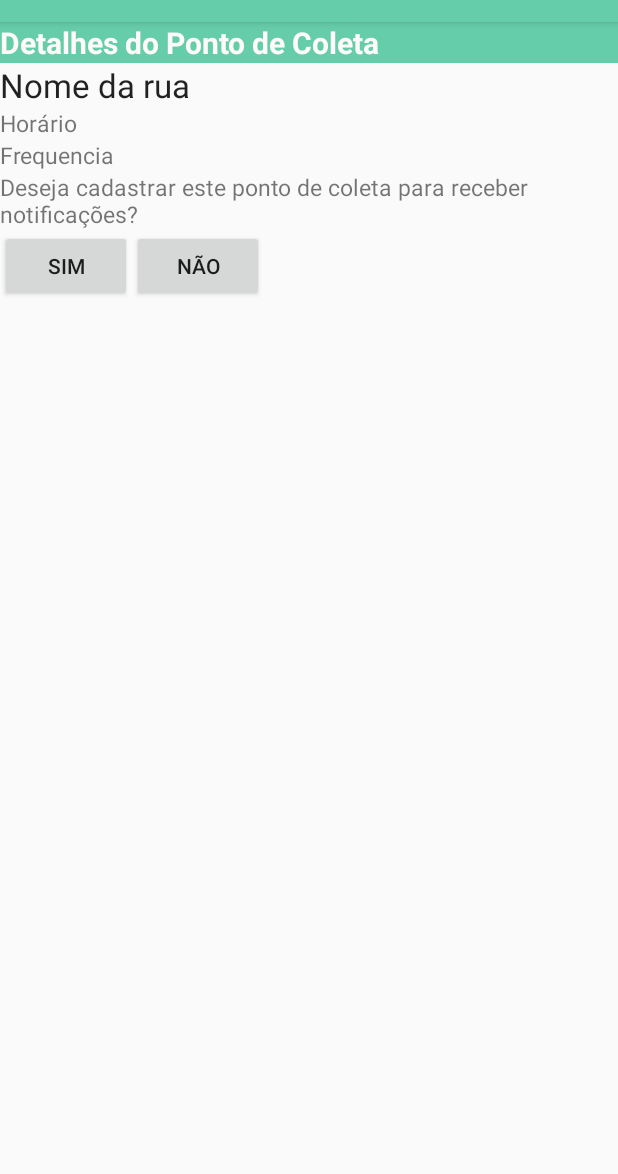
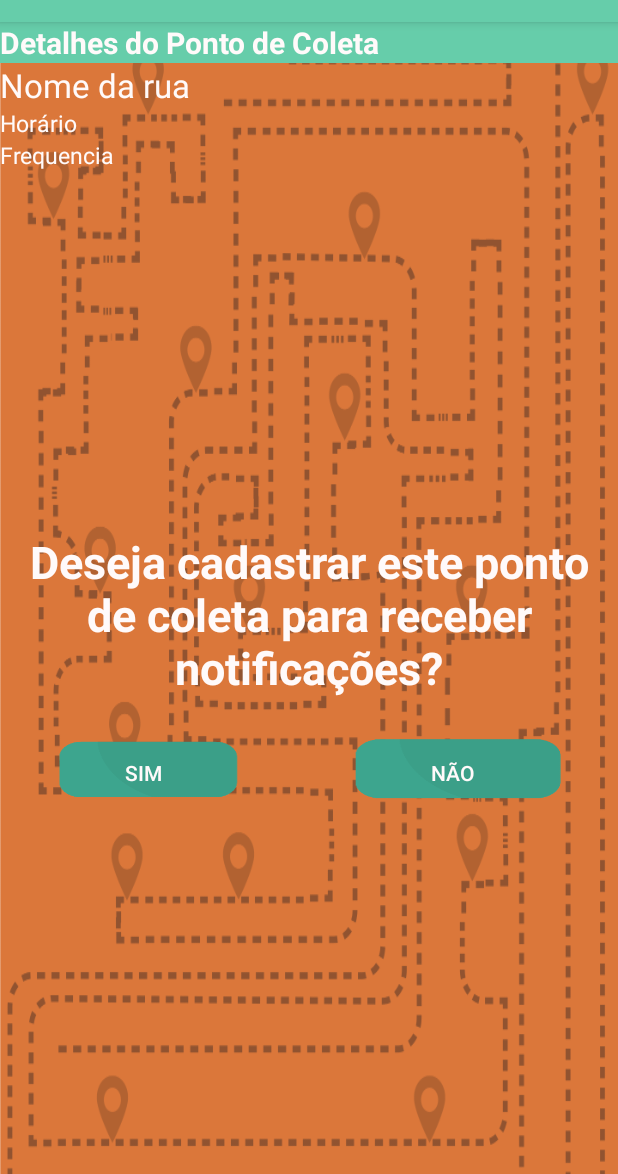
Before and after one commit to erikapessoa/WebColeta, an Android app: the GarbagePlaceDetailActivity screen opened directly, with no data from a screen before it, on a phone screen of 412 x 824 dp, the part 62-1236 px from its top. Run offline under Robolectric (Android 15) with nearby library versions, the phone set to English and light mode, and no system bars.

Commit message:
newArte
add algumas artes

```diff
--- a/app/src/main/java/com/example/anderson/webcoleta/GarbagePlaceListActivity.java
+++ b/app/src/main/java/com/example/anderson/webcoleta/GarbagePlaceListActivity.java
@@ -87,7 +87,7 @@ public class GarbagePlaceListActivity extends AppCompatActivity {
     private void addListFooter() {
         final int PADDING = 10;
         TextView txtHeader = new TextView(this);
-        txtHeader.setBackgroundColor(Color.BLUE);
+        txtHeader.setBackgroundColor(Color.GRAY);
         txtHeader.setTextColor(Color.WHITE);
         txtHeader.setText(R.string.list_header_text);
         txtHeader.setPadding(PADDING, PADDING, 0, PADDING);
@@ -102,7 +102,7 @@ public class GarbagePlaceListActivity extends AppCompatActivity {
                 R.plurals.list_header_plural,
                 mGarbagePlacesAdapter.getCount(),
                 mGarbagePlacesAdapter.getCount()));
-        txtFooter.setBackgroundColor(Color.BLUE);
+       // txtFooter.setBackgroundColor(Color.BLUE);
         txtFooter.setGravity(Gravity.LEFT);
         txtFooter.setPadding(0, PADDING, PADDING, PADDING);
         mListGarbagePlaces.addFooterView(txtFooter);
--- a/app/src/main/java/com/example/anderson/webcoleta/SearchActivity.java
+++ b/app/src/main/java/com/example/anderson/webcoleta/SearchActivity.java
@@ -24,7 +24,6 @@ public class SearchActivity extends AppCompatActivity {
     protected void onCreate(Bundle savedInstanceState) {
         super.onCreate(savedInstanceState);
         setContentView(R.layout.activity_search);
-
 
         spinnerT = (Spinner)findViewById(R.id.spinner1);
         ArrayAdapter<String> adapterT = new ArrayAdapter<String>(this, android.R.layout.simple_spinner_item, itensTurno);
--- a/app/src/main/res/layout/activity_garbage_place_detail.xml
+++ b/app/src/main/res/layout/activity_garbage_place_detail.xml
@@ -3,7 +3,12 @@
     android:layout_width="match_parent"
     android:layout_height="match_parent"
     android:orientation="vertical"
-    xmlns:android="http://schemas.android.com/apk/res/android">
+    android:background="@drawable/planodefundo"
+    xmlns:android="http://schemas.android.com/apk/res/android"
+    android:weightSum="1">
+
+
+
 
     <TextView
         android:layout_width="match_parent"
@@ -15,23 +20,27 @@
         android:elegantTextHeight="true"
         android:text="@string/title_garbage_place_detail"/>
 
-    <ImageView
-        android:layout_width="wrap_content"
-        android:layout_height="wrap_content"/>
-    <!-- android:background="@drawable/base"-->
-
+    <!--  <ImageView
+          android:id="@+id/imageView"
+          android:layout_width="238dp"
+          android:layout_height="177dp"
+          android:background="@drawable/base" />
+  -->
       <TextView
           android:layout_width="match_parent"
           android:layout_height="wrap_content"
           android:textAppearance="?android:attr/textAppearanceLarge"
           android:id="@+id/txt_garbage_place_street"
-        android:text="@string/gpd_street"/>
+          android:text="@string/gpd_street"
+          android:textColor="@color/colorSnow"
+          />
 
       <TextView
           android:layout_width="wrap_content"
           android:layout_height="wrap_content"
           android:textSize="15dp"
           android:id="@+id/txt_garbage_place_interval"
+          android:textColor="@color/colorSnow"
           android:text="@string/gpd_interval"/>
 
       <TextView
@@ -39,32 +48,47 @@
           android:layout_height="wrap_content"
           android:textSize="15dp"
           android:id="@+id/txt_garbage_place_frequency"
+          android:textColor="@color/colorSnow"
           android:text="@string/gpd_frequency"/>
+
+      <TextView
+          android:layout_width="match_parent"
+          android:layout_height="wrap_content"
+          android:textSize="180dp"
+
+  />
 
       <TextView
           android:layout_width="wrap_content"
           android:layout_height="wrap_content"
-        android:textSize="15dp"
+          android:textSize="30dp"
+          android:textColor="@color/colorSnow"
           android:id="@+id/txt_garbage_place_register"
+          android:textAlignment="center"
+          android:textStyle="bold"
           android:text="@string/gpd_register"/>
 
       <LinearLayout
           android:layout_width="wrap_content"
-        android:layout_height="wrap_content">
+          android:layout_height="97dp">
 
           <Button
               android:id="@+id/register_garbage_place_button"
-            android:layout_width="wrap_content"
-            android:layout_height="wrap_content"
+              android:layout_width="191dp"
+              android:layout_height="93dp"
+              android:background="@drawable/botao"
+              android:onClick="registerGarbagePlaceNotification"
               android:text="@string/gpd_button_register"
-            android:onClick="registerGarbagePlaceNotification"/>
+              android:textColor="@color/colorSnow" />
 
           <Button
               android:id="@+id/cancel_garbage_place_button"
               android:layout_width="wrap_content"
-            android:layout_height="wrap_content"
+              android:layout_height="99dp"
+              android:background="@drawable/botao"
+              android:onClick="cancelGarbagePlaceNotification"
               android:text="@string/gpd_button_cancel"
-            android:onClick="cancelGarbagePlaceNotification"/>
+              android:textColor="@color/colorSnow" />
 
       </LinearLayout>
 
--- a/app/src/main/res/layout/activity_garbage_place_list.xml
+++ b/app/src/main/res/layout/activity_garbage_place_list.xml
@@ -9,7 +9,9 @@
     <ListView
         android:layout_width="match_parent"
         android:layout_height="match_parent"
-        android:id="@+id/list_garbage_places"></ListView>
+        android:id="@+id/list_garbage_places">
+
+    </ListView>
 
     <TextView android:layout_width="wrap_content"
         android:layout_height="wrap_content"
--- a/app/src/main/res/layout/activity_search.xml
+++ b/app/src/main/res/layout/activity_search.xml
@@ -12,6 +12,7 @@
         android:layout_width="40dp"
         android:layout_height="wrap_content"
         android:text="Turno"
+        android:textStyle="bold"
         android:layout_marginStart="32dp"
         android:layout_marginBottom="30dp"
         android:layout_alignBottom="@+id/spinner1"
@@ -25,7 +26,7 @@
         android:layout_marginRight="58dp"
         android:layout_marginTop="24dp"
         android:layout_alignParentTop="true"
-        android:layout_centerHorizontal="true" />
+        android:layout_toEndOf="@+id/textView2" />
 
 
 
@@ -35,11 +36,11 @@
         android:layout_width="50dp"
         android:layout_height="wrap_content"
         android:text="Setor"
+        android:textStyle="bold"
         android:layout_marginStart="32dp"
         android:layout_marginBottom="30dp"
         android:layout_alignBottom="@+id/spinner2"
         android:layout_alignParentStart="true" />
-
 
     <Spinner
         android:id="@+id/spinner2"
--- a/app/src/main/res/values/colors.xml
+++ b/app/src/main/res/values/colors.xml
@@ -4,5 +4,7 @@
     <color name="colorPrimaryDark">#303F9F</color>
     <color name="colorAccent">#FF4081</color>
     <color name="colorColl">#66CDAA</color>
+    <color name="colorSnow">#FFFAFA</color>
+
 
 </resources>
```
Also changed, not shown: app/src/main/res/layout/activity_menu.xml (+12 -10 lines), app/src/main/res/layout/activity_register_notification.xml (+32 -8 lines), app/src/main/res/drawable-xhdpi/barrapesquisa.png (added), app/src/main/res/drawable-xhdpi/botaodesliga.png (added), app/src/main/res/drawable-xhdpi/botaoliga.png (added), app/src/main/res/drawable-xxhdpi/barrapesquisa.png (added), app/src/main/res/drawable-xxhdpi/botaodesliga.png (added), app/src/main/res/drawable-xxhdpi/botaoliga.png (added). Lines whose indentation alone changed are shown as unchanged.
